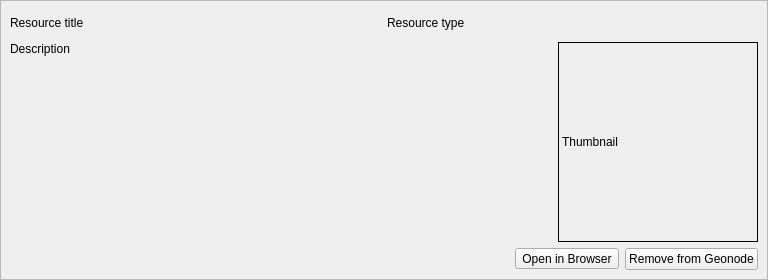
Qt form src/qgis_geonode/ui/search_result_widget.ui (GeoNode/QGISGeoNodePlugin) before a commit.
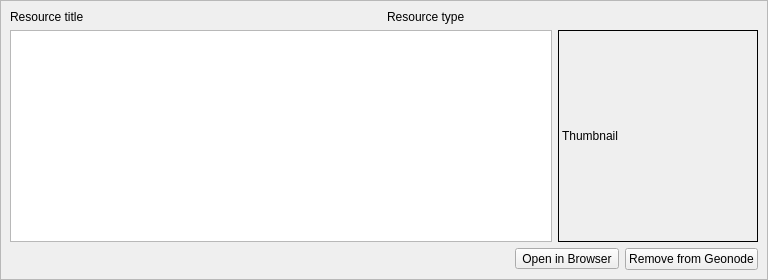
The same form after that commit.

Commit message: Update on the search widget UI, - using QTextEdit instead of QLabel for resource description, - removed labels for ogc buttons now using icon, hence reducing the size of the loading buttons.

Patch:
```diff
--- a/src/qgis_geonode/ui/search_result_widget.ui
+++ b/src/qgis_geonode/ui/search_result_widget.ui
@@ -74,20 +74,8 @@
       <item>
        <layout class="QHBoxLayout" name="horizontalLayout">
         <item>
-         <widget class="QLabel" name="description_la">
-          <property name="sizePolicy">
-           <sizepolicy hsizetype="Expanding" vsizetype="Preferred">
-            <horstretch>0</horstretch>
-            <verstretch>0</verstretch>
-           </sizepolicy>
-          </property>
-          <property name="text">
-           <string>Description</string>
-          </property>
-          <property name="alignment">
-           <set>Qt::AlignLeading|Qt::AlignLeft|Qt::AlignTop</set>
-          </property>
-          <property name="wordWrap">
+         <widget class="QTextEdit" name="description_la">
+          <property name="readOnly">
            <bool>true</bool>
           </property>
          </widget>
```
The commit also changes 5 other files.
